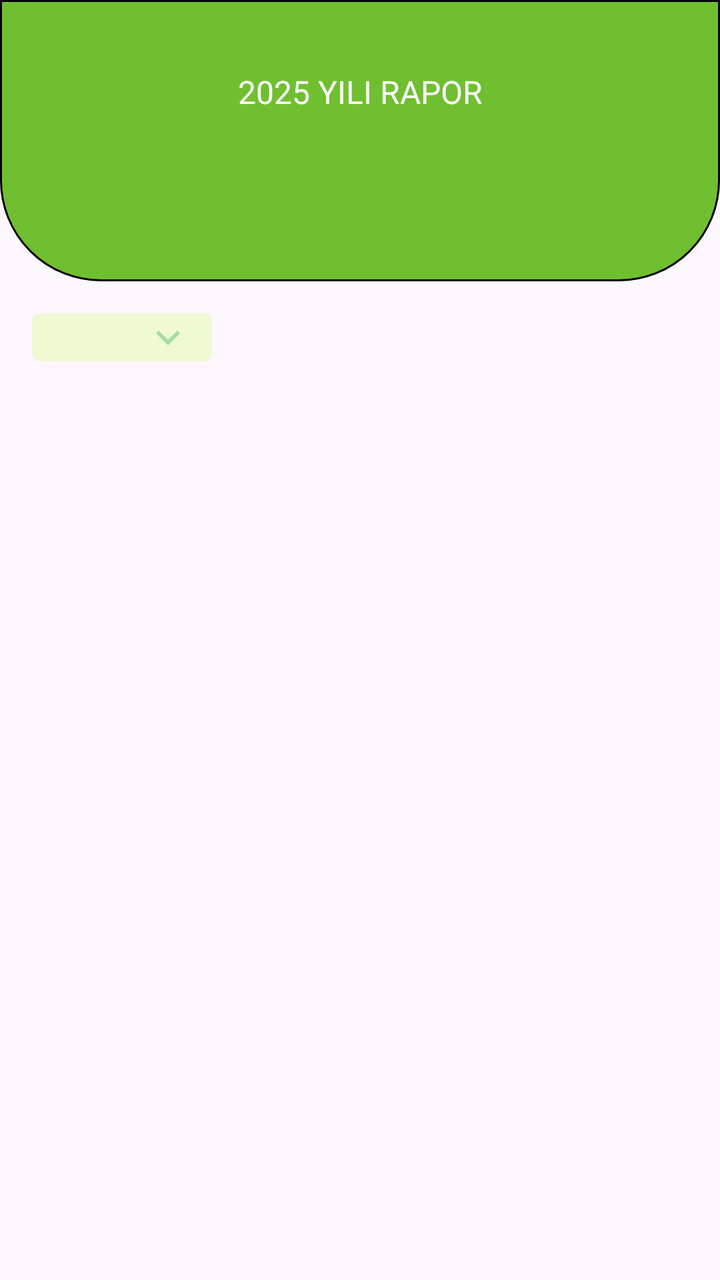
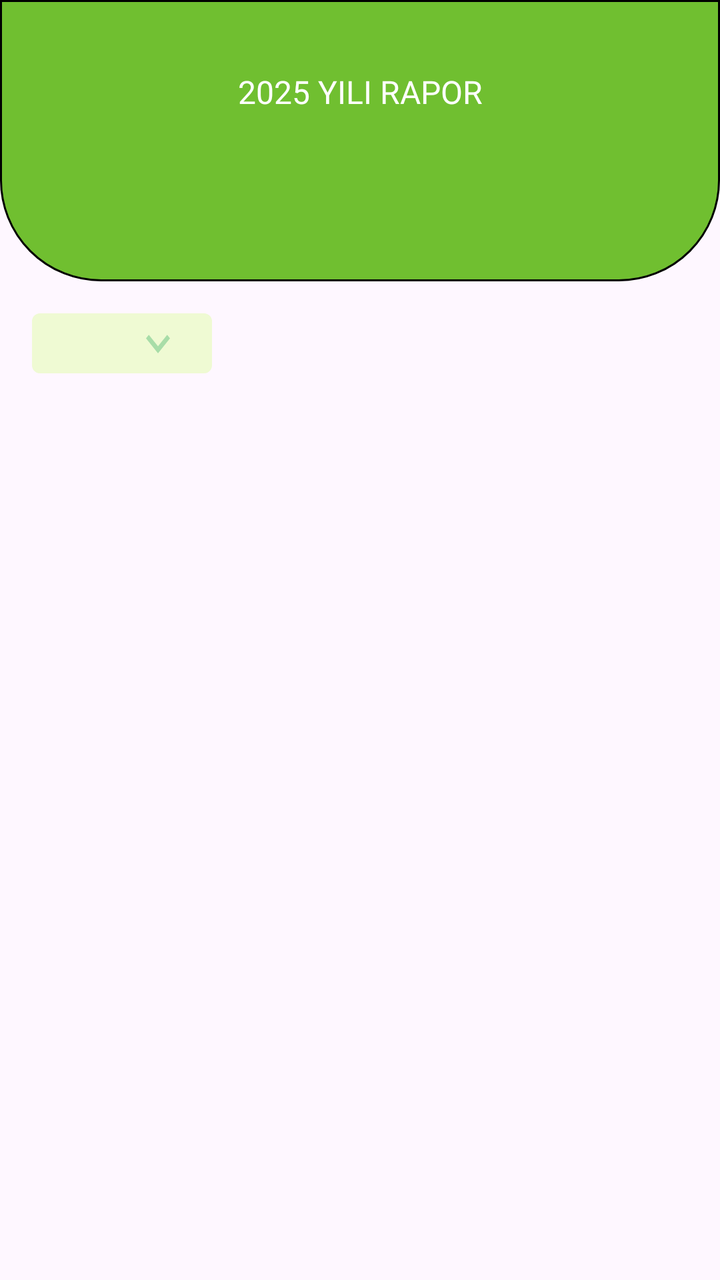

Before-and-after screenshots of an Android layout around one commit, followed by the original layout XML and the change that was made.
<!-- AndroidManifest.xml: application theme Theme.DesignExample -->
<!-- res/layout/fragment_birinci.xml -->
<?xml version="1.0" encoding="utf-8"?>
<androidx.constraintlayout.widget.ConstraintLayout xmlns:android="http://schemas.android.com/apk/res/android"
    xmlns:app="http://schemas.android.com/apk/res-auto"
    xmlns:tools="http://schemas.android.com/tools"
    android:layout_width="match_parent"
    android:layout_height="match_parent"
    app:layoutDescription="@xml/fragment_birinci_scene2"
    tools:context=".design.birinciFragment" >

    <TextView
        android:id="@+id/textView2"
        android:layout_width="match_parent"
        android:layout_height="0dp"
        android:background="@drawable/textview_background"
        android:fontFamily="@font/sen"
        android:paddingTop="35dp"
        android:text="2025 YILI RAPOR"
        android:textAlignment="center"
        android:textAllCaps="false"
        android:textColor="@color/white"
        android:textSize="16sp"
        app:layout_constraintEnd_toEndOf="parent"
        app:layout_constraintHeight_percent="0.22"
        app:layout_constraintStart_toStartOf="parent"
        app:layout_constraintTop_toTopOf="parent" />

    <Spinner
        android:id="@+id/yilSecimSpinner"
        android:layout_width="0dp"
        android:layout_height="wrap_content"
        android:layout_marginStart="16dp"
        android:layout_marginTop="21dp"
        app:layout_constraintStart_toStartOf="parent"
        app:layout_constraintTop_toBottomOf="@+id/textView2"
        app:layout_constraintWidth_percent="0.25"
        android:background="@drawable/style_spinner"
        android:layout_margin="16dp"
        android:spinnerMode="dropdown"
        android:dropDownSelector="@drawable/style_spinner"/>

</androidx.constraintlayout.widget.ConstraintLayout>
<!-- resources referenced by this layout -->
<resources>
  <color name="white">#FFFFFFFF</color>
  <!-- drawable style_spinner (drawable) -->
  <?xml version="1.0" encoding="utf-8"?>
  <selector xmlns:android="http://schemas.android.com/apk/res/android">
      <item>
          <layer-list>
              <item>
                  <shape android:shape="rectangle">
                      <solid android:color="#EFFAD3" />
                      <padding android:right="10dp"
                          android:left="10dp" />
                      <corners android:radius="4dp" />
                  </shape>
              </item>
  
              <item
  
                  android:drawable="@drawable/keyboard_arrow_down"
                  android:gravity="end" />
          </layer-list>
      </item>
  </selector>
  <!-- drawable textview_background (drawable) -->
  <?xml version="1.0" encoding="utf-8"?>
  <shape xmlns:android="http://schemas.android.com/apk/res/android">
  
      <stroke
          android:width="1dp"
          android:color="@color/black"/>
      <solid
          android:color="@color/TextViewGreen"/>
      <padding
          android:left="1dp"
          android:right="1dp"
          android:top="1dp"
          android:bottom="1dp"/>
  
      <corners android:bottomLeftRadius="50dp"
              android:bottomRightRadius="50dp"/>
  
  
  
  </shape>
  <style name="Theme.DesignExample" parent="Base.Theme.DesignExample" />
  <!-- drawable keyboard_arrow_down (drawable) -->
  <vector xmlns:android="http://schemas.android.com/apk/res/android" android:height="24dp" android:tint="#A8DDA8" android:viewportHeight="24" android:viewportWidth="24" android:width="24dp">
        
      <path android:fillColor="@android:color/white" android:pathData="M7.41,8.59L12,13.17l4.59,-4.58L18,10l-6,6 -6,-6 1.41,-1.41z"/>
      
  </vector>
  <color name="black">#FF000000</color>
  <color name="TextViewGreen">#70bf30</color>
  <style name="Base.Theme.DesignExample" parent="Theme.Material3.DayNight.NoActionBar">
          
          
      </style>
</resources>

<!-- the commit's change to res/layout/fragment_birinci.xml (unified diff, before → after) -->
@@ -27,7 +27,7 @@
     <Spinner
         android:id="@+id/yilSecimSpinner"
         android:layout_width="0dp"
-        android:layout_height="wrap_content"
+        android:layout_height="30dp"
         android:layout_marginStart="16dp"
         android:layout_marginTop="21dp"
         app:layout_constraintStart_toStartOf="parent"
<!-- resource entries referenced after the edit -->
@@ -9,8 +9,8 @@
               <item>
                   <shape android:shape="rectangle">
                       <solid android:color="#EFFAD3" />
-                      <padding android:right="10dp"
-                          android:left="10dp" />
+                      <padding android:right="15dp"
+                          android:left="15dp" />
                       <corners android:radius="4dp" />
                   </shape>
               </item>
